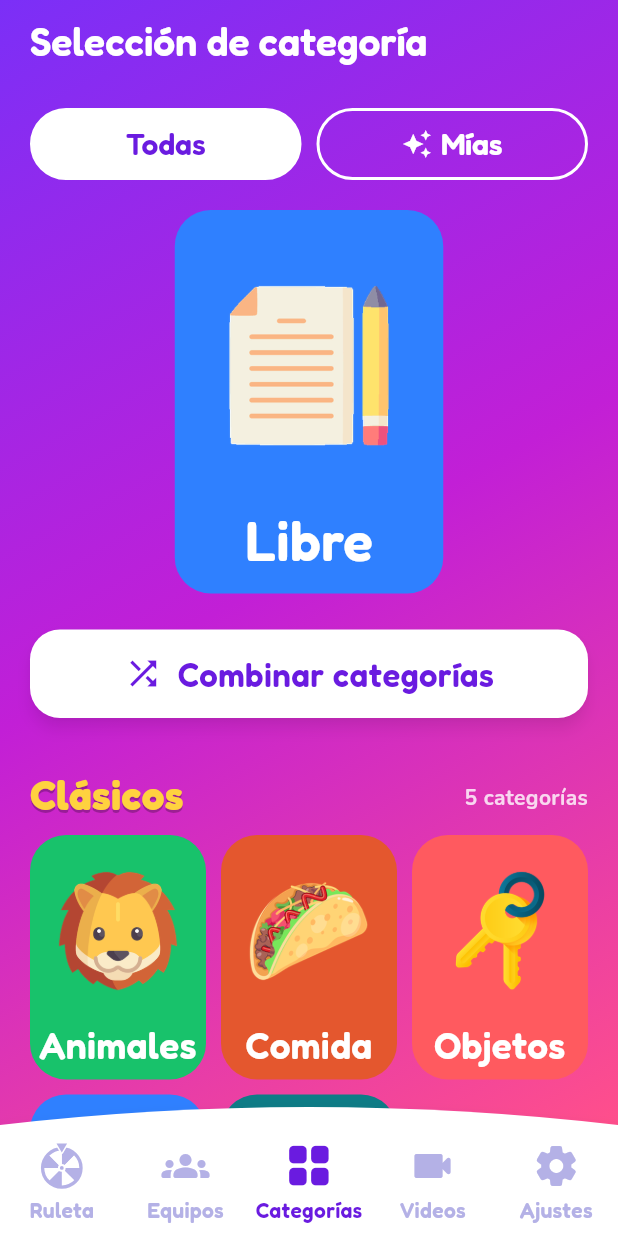
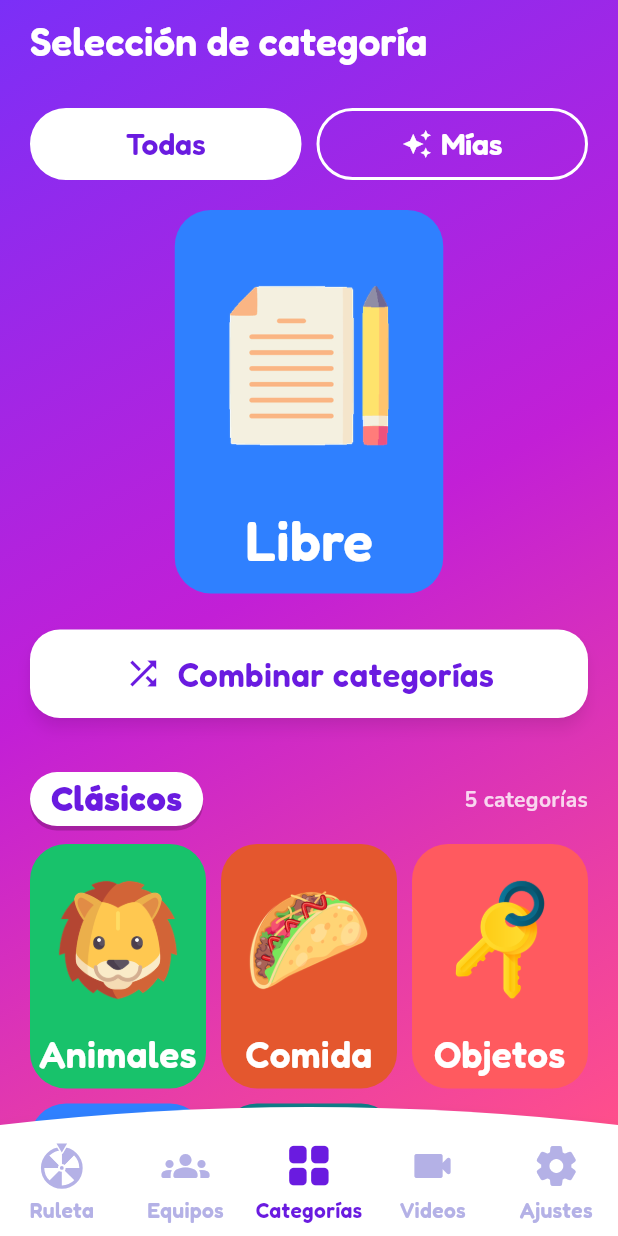
Before and after one commit to juancamilosal/charadeando_app, a Flutter app: the CategoryScreen screen opened by its route, on a phone screen of 412 x 824 dp. Run offline on Flutter 3.47's test engine with Material 3 defaults, Android fonts, the phone set to English and light mode, and no system bars; our stand-ins replace camera, flutter_riverpod, go_router, sensors_plus, share_plus, video_player and 1 more; missing offline and left inert: ffmpeg_kit_flutter_new_video, photo_manager.

Commit message:
Categorías: los títulos de sección van en una píldora, sin amarillo
Blanca con el texto morado en los fondos oscuros y morada con el texto
blanco en los claros.

Co-Authored-By: Claude Opus 5.5 <noreply@anthropic.com>
Claude-Session: https://claude.ai/code/session_01XPBFeG2PZmszSkrWwceepV

```diff
--- a/lib/screens/category_screen.dart
+++ b/lib/screens/category_screen.dart
@@ -182,42 +182,47 @@ class CategorySectionHeader extends StatelessWidget {
   final CategorySection section;
   final int count;
 
-  /// Color de los títulos: amarillo sobre los fondos oscuros y morado
-  /// sobre los claros, para que se distingan de las tarjetas.
-  static Color titleColor(BuildContext context) =>
-      context.backdrop.light ? AppColors.purple : AppColors.yellow;
-
   @override
   Widget build(BuildContext context) {
     final onBackdrop = context.onBackdrop;
+    // El título va en una píldora: blanca con el texto morado sobre los
+    // fondos oscuros y morada con el texto blanco sobre los claros, para que
+    // se distinga de las tarjetas.
+    final light = context.backdrop.light;
     return Row(
-      crossAxisAlignment: CrossAxisAlignment.end,
+      mainAxisAlignment: MainAxisAlignment.spaceBetween,
       children: [
-        Expanded(
+        Flexible(
+          child: Container(
+            padding: const EdgeInsets.fromLTRB(14, 5, 14, 6),
+            decoration: BoxDecoration(
+              color: light ? AppColors.purple : Colors.white,
+              borderRadius: BorderRadius.circular(20),
+              boxShadow: const [
+                BoxShadow(color: Color(0x33000000), offset: Offset(0, 3)),
+              ],
+            ),
             child: Text(
               section.title,
+              maxLines: 1,
+              overflow: TextOverflow.ellipsis,
               style: TextStyle(
                 fontFamily: AppFonts.display,
-              fontSize: 27,
+                fontSize: 23,
                 height: 1.1,
                 fontWeight: FontWeight.w700,
-              color: titleColor(context),
-              shadows: const [
-                Shadow(color: Color(0x40000000), offset: Offset(0, 2)),
-              ],
+                color: light ? Colors.white : AppColors.purple,
+              ),
             ),
           ),
         ),
         const SizedBox(width: 8),
-        Padding(
-          padding: const EdgeInsets.only(bottom: 3),
-          child: Text(
+        Text(
           section.note ?? '$count ${count == 1 ? 'categoría' : 'categorías'}',
           style: TextStyle(
             fontSize: 14,
             fontWeight: FontWeight.w700,
             color: onBackdrop.withValues(alpha: 0.8),
-            ),
           ),
         ),
       ],
```
Also changed, not shown: 1 other file. Lines whose indentation alone changed are shown as unchanged.
